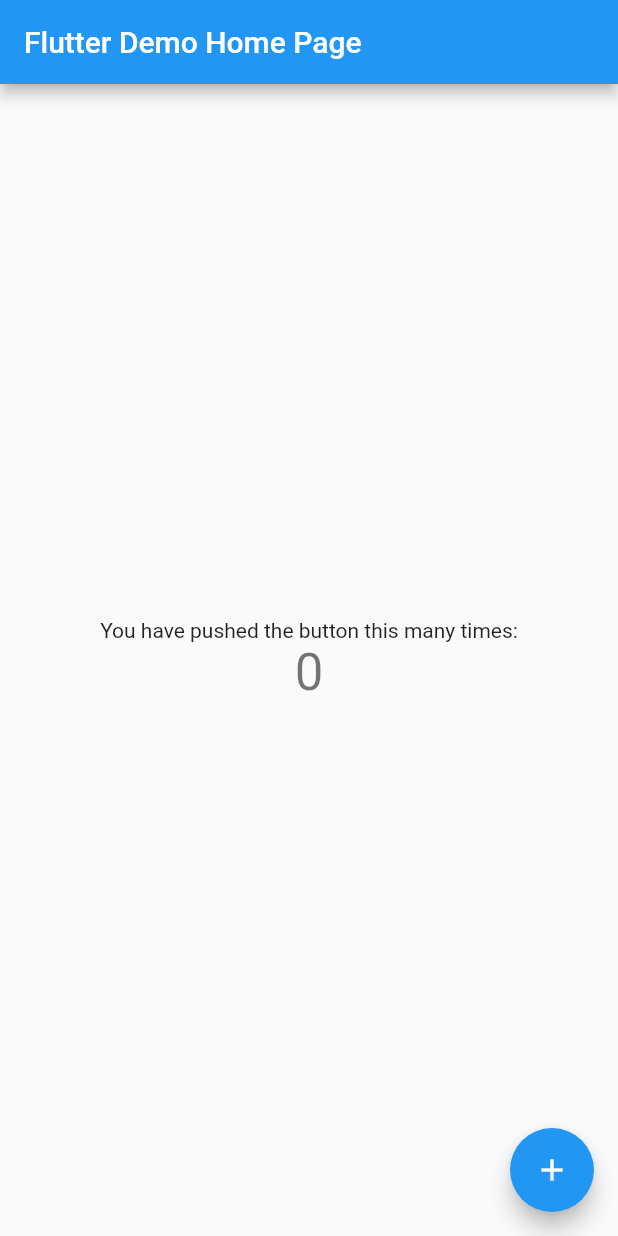
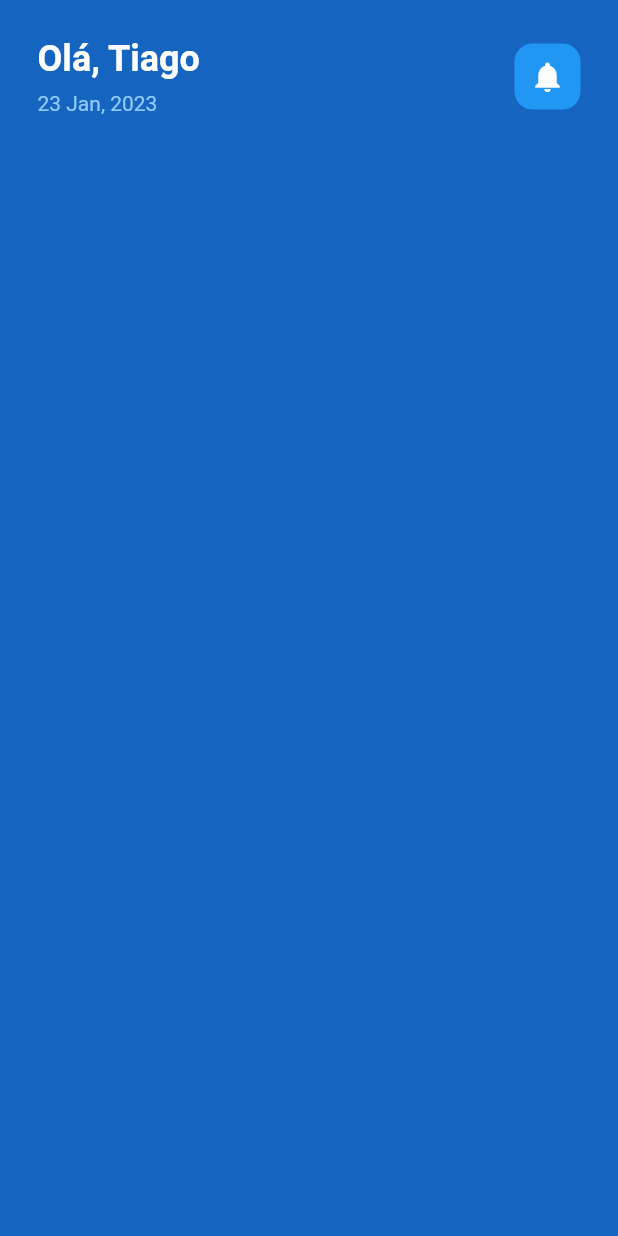
Before and after one commit to tiagoeborsanyi/mental_health_app, a Flutter app: the screen it shows after launch, on a phone screen of 412 x 824 dp. Run offline on Flutter 3.47's test engine with Material 2 defaults, Android fonts, the phone set to English and light mode, and no system bars.

Commit message:
created header on homePage

```diff
--- a/lib/main.dart
+++ b/lib/main.dart
@@ -1,4 +1,5 @@
 import 'package:flutter/material.dart';
+import 'package:mental_health_app/pages/home_page.dart';
 
 void main() {
   runApp(const MyApp());
@@ -7,109 +8,10 @@ void main() {
 class MyApp extends StatelessWidget {
   const MyApp({Key? key}) : super(key: key);
 
-  // This widget is the root of your application.
   @override
   Widget build(BuildContext context) {
-    return MaterialApp(
-      title: 'Flutter Demo',
-      theme: ThemeData(
-        // This is the theme of your application.
-        //
-        // Try running your application with "flutter run". You'll see the
-        // application has a blue toolbar. Then, without quitting the app, try
-        // changing the primarySwatch below to Colors.green and then invoke
-        // "hot reload" (press "r" in the console where you ran "flutter run",
-        // or simply save your changes to "hot reload" in a Flutter IDE).
-        // Notice that the counter didn't reset back to zero; the application
-        // is not restarted.
-        primarySwatch: Colors.blue,
-      ),
-      home: const MyHomePage(title: 'Flutter Demo Home Page'),
+    return const MaterialApp(
+      home: HomePage(),
     );
   }
 }
-
-class MyHomePage extends StatefulWidget {
-  const MyHomePage({Key? key, required this.title}) : super(key: key);
-
-  // This widget is the home page of your application. It is stateful, meaning
-  // that it has a State object (defined below) that contains fields that affect
-  // how it looks.
-
-  // This class is the configuration for the state. It holds the values (in this
-  // case the title) provided by the parent (in this case the App widget) and
-  // used by the build method of the State. Fields in a Widget subclass are
-  // always marked "final".
-
-  final String title;
-
-  @override
-  State<MyHomePage> createState() => _MyHomePageState();
-}
-
-class _MyHomePageState extends State<MyHomePage> {
-  int _counter = 0;
-
-  void _incrementCounter() {
-    setState(() {
-      // This call to setState tells the Flutter framework that something has
-      // changed in this State, which causes it to rerun the build method below
-      // so that the display can reflect the updated values. If we changed
-      // _counter without calling setState(), then the build method would not be
-      // called again, and so nothing would appear to happen.
-      _counter++;
-    });
-  }
-
-  @override
-  Widget build(BuildContext context) {
-    // This method is rerun every time setState is called, for instance as done
-    // by the _incrementCounter method above.
-    //
-    // The Flutter framework has been optimized to make rerunning build methods
-    // fast, so that you can just rebuild anything that needs updating rather
-    // than having to individually change instances of widgets.
-    return Scaffold(
-      appBar: AppBar(
-        // Here we take the value from the MyHomePage object that was created by
-        // the App.build method, and use it to set our appbar title.
-        title: Text(widget.title),
-      ),
-      body: Center(
-        // Center is a layout widget. It takes a single child and positions it
-        // in the middle of the parent.
-        child: Column(
-          // Column is also a layout widget. It takes a list of children and
-          // arranges them vertically. By default, it sizes itself to fit its
-          // children horizontally, and tries to be as tall as its parent.
-          //
-          // Invoke "debug painting" (press "p" in the console, choose the
-          // "Toggle Debug Paint" action from the Flutter Inspector in Android
-          // Studio, or the "Toggle Debug Paint" command in Visual Studio Code)
-          // to see the wireframe for each widget.
-          //
-          // Column has various properties to control how it sizes itself and
-          // how it positions its children. Here we use mainAxisAlignment to
-          // center the children vertically; the main axis here is the vertical
-          // axis because Columns are vertical (the cross axis would be
-          // horizontal).
-          mainAxisAlignment: MainAxisAlignment.center,
-          children: <Widget>[
-            const Text(
-              'You have pushed the button this many times:',
-            ),
-            Text(
-              '$_counter',
-              style: Theme.of(context).textTheme.headline4,
-            ),
-          ],
-        ),
-      ),
-      floatingActionButton: FloatingActionButton(
-        onPressed: _incrementCounter,
-        tooltip: 'Increment',
-        child: const Icon(Icons.add),
-      ), // This trailing comma makes auto-formatting nicer for build methods.
-    );
-  }
-}
--- /dev/null
+++ b/lib/pages/home_page.dart
@@ -0,0 +1,62 @@
+import 'package:flutter/material.dart';
+
+class HomePage extends StatefulWidget {
+  const HomePage({Key? key}) : super(key: key);
+
+  @override
+  State<HomePage> createState() => _HomePageState();
+}
+
+class _HomePageState extends State<HomePage> {
+  @override
+  Widget build(BuildContext context) {
+    return Scaffold(
+      backgroundColor: Colors.blue.shade800,
+      body: SafeArea(
+        child: Padding(
+          padding: const EdgeInsets.all(25.0),
+          child: Column(
+            children: [
+              Row(
+                mainAxisAlignment: MainAxisAlignment.spaceBetween,
+                children: [
+                  Column(
+                    crossAxisAlignment: CrossAxisAlignment.start,
+                    children: [
+                      const Text(
+                        'Olá, Tiago',
+                        style: TextStyle(
+                          fontSize: 24,
+                          color: Colors.white,
+                          fontWeight: FontWeight.bold,
+                        ),
+                      ),
+                      const SizedBox(height: 8),
+                      Text(
+                        '23 Jan, 2023',
+                        style: TextStyle(
+                          color: Colors.blue.shade200,
+                        ),
+                      ),
+                    ],
+                  ),
+                  Container(
+                    padding: const EdgeInsets.all(10),
+                    decoration: BoxDecoration(
+                      color: Colors.blue.shade500,
+                      borderRadius: BorderRadius.circular(12),
+                    ),
+                    child: const Icon(
+                      Icons.notifications,
+                      color: Colors.white,
+                    ),
+                  ),
+                ],
+              ),
+            ],
+          ),
+        ),
+      ),
+    );
+  }
+}
```
